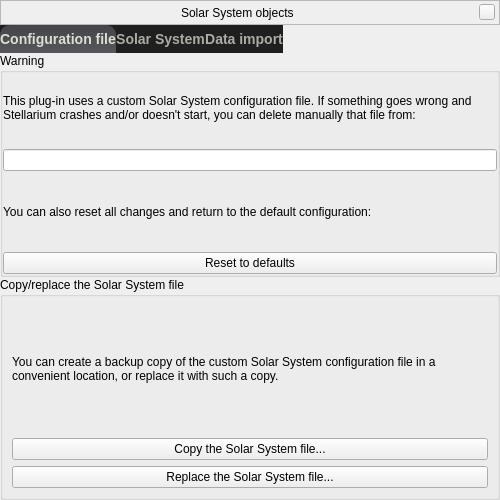
Above: plugins/CometsAsteroidsImporter/src/gui/solarSystemManagerWindow.ui from 519984307/stellarium_src before the change. Below: the same form after it.
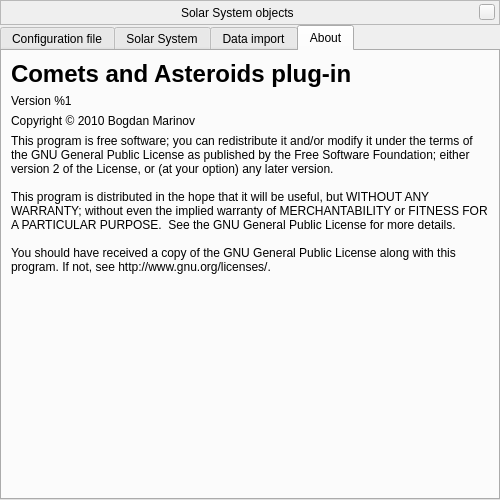
That is the form after the change. The open tabs and pages were chosen to show the change. Custom widgets are drawn as their Qt base class.

Commit message: + "About" tab

The edit to the form file:
```diff
--- a/plugins/CometsAsteroidsImporter/src/gui/solarSystemManagerWindow.ui
+++ b/plugins/CometsAsteroidsImporter/src/gui/solarSystemManagerWindow.ui
@@ -10,40 +10,6 @@
     <height>500</height>
    </rect>
   </property>
-  <property name="styleSheet">
-   <string notr="true">QTabBar {
-	border: none;
-	margin: 0px;
-	padding: 0px;
-	font-weight: bold;
-	color: rgb(170, 173, 164);
-	background-color: rgb(31, 31, 31);
-	font-size: 14px;
-}
-
-QTabBar::tab {
-	border: 0px;
-	margin: 0px;
-	padding: 4px  1ex;
-	min-height: 28px;
-	/*min-width: 0px;*/
-	/*font-size: 14px; &lt;-- Causes text being cut by the frame*/
-}
-
-QTabBar::tab:selected {
-	border: none;
-	margin: 0px;
-	border-top-left-radius: 10px;
-	border-top-right-radius: 10px;
-	color: rgb(220, 223, 214);
-	background-color: qlineargradient(x1: 0, y1: 0, x2: 0, y2: 1, stop: 0 rgb(68, 69, 72), stop: 1 rgb(86, 87, 90));
-}
-
-QTabWidget::pane {
-	margin-top: 0px;
-	border-top: none;
-}</string>
-  </property>
   <layout class="QVBoxLayout" name="verticalLayout">
    <property name="spacing">
     <number>0</number>
@@ -374,6 +340,68 @@
        </item>
       </layout>
      </widget>
+     <widget class="QWidget" name="tabAbout">
+      <attribute name="title">
+       <string>About</string>
+      </attribute>
+      <layout class="QVBoxLayout" name="verticalLayout_4">
+       <item>
+        <widget class="QLabel" name="labelTitle">
+         <property name="styleSheet">
+          <string notr="true">QLabel {
+	font: bold 18pt ;
+}</string>
+         </property>
+         <property name="text">
+          <string>Comets and Asteroids plug-in</string>
+         </property>
+        </widget>
+       </item>
+       <item>
+        <widget class="QLabel" name="labelVersion">
+         <property name="text">
+          <string>Version %1</string>
+         </property>
+        </widget>
+       </item>
+       <item>
+        <widget class="QLabel" name="labelCopyright">
+         <property name="text">
+          <string notr="true">Copyright &amp;copy; 2010 Bogdan Marinov</string>
+         </property>
+         <property name="textFormat">
+          <enum>Qt::RichText</enum>
+         </property>
+        </widget>
+       </item>
+       <item>
+        <widget class="QLabel" name="labelLicense">
+         <property name="sizePolicy">
+          <sizepolicy hsizetype="Preferred" vsizetype="Expanding">
+           <horstretch>0</horstretch>
+           <verstretch>0</verstretch>
+          </sizepolicy>
+         </property>
+         <property name="text">
+          <string notr="true">This program is free software; you can redistribute it and/or modify it under the terms of the GNU General Public License as published by the Free Software Foundation; either version 2 of the License, or (at your option) any later version.
+
+This program is distributed in the hope that it will be useful, but WITHOUT ANY WARRANTY; without even the implied warranty of MERCHANTABILITY or FITNESS FOR A PARTICULAR PURPOSE.  See the GNU General Public License for more details.
+
+You should have received a copy of the GNU General Public License along with this program. If not, see http://www.gnu.org/licenses/.</string>
+         </property>
+         <property name="alignment">
+          <set>Qt::AlignLeading|Qt::AlignLeft|Qt::AlignTop</set>
+         </property>
+         <property name="wordWrap">
+          <bool>true</bool>
+         </property>
+         <property name="textInteractionFlags">
+          <set>Qt::LinksAccessibleByMouse|Qt::TextSelectableByMouse</set>
+         </property>
+        </widget>
+       </item>
+      </layout>
+     </widget>
     </widget>
    </item>
   </layout>
```
Left out of the diff: 2 changed lines with no effect on the pictures. The commit also changes 2 other files.
